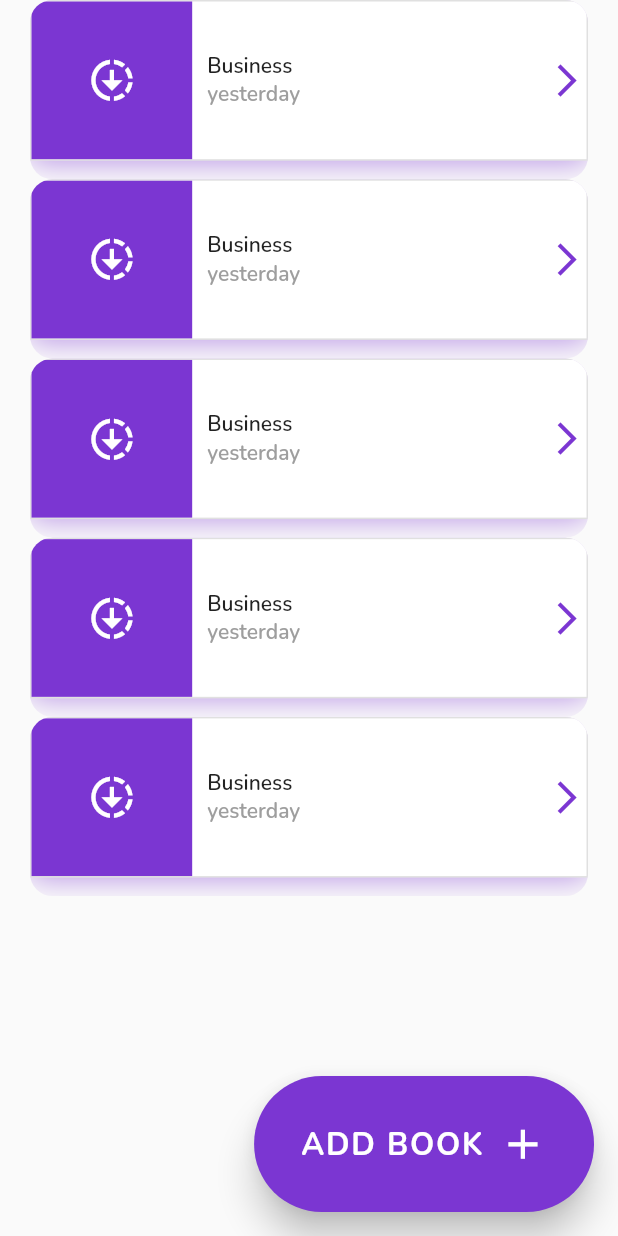
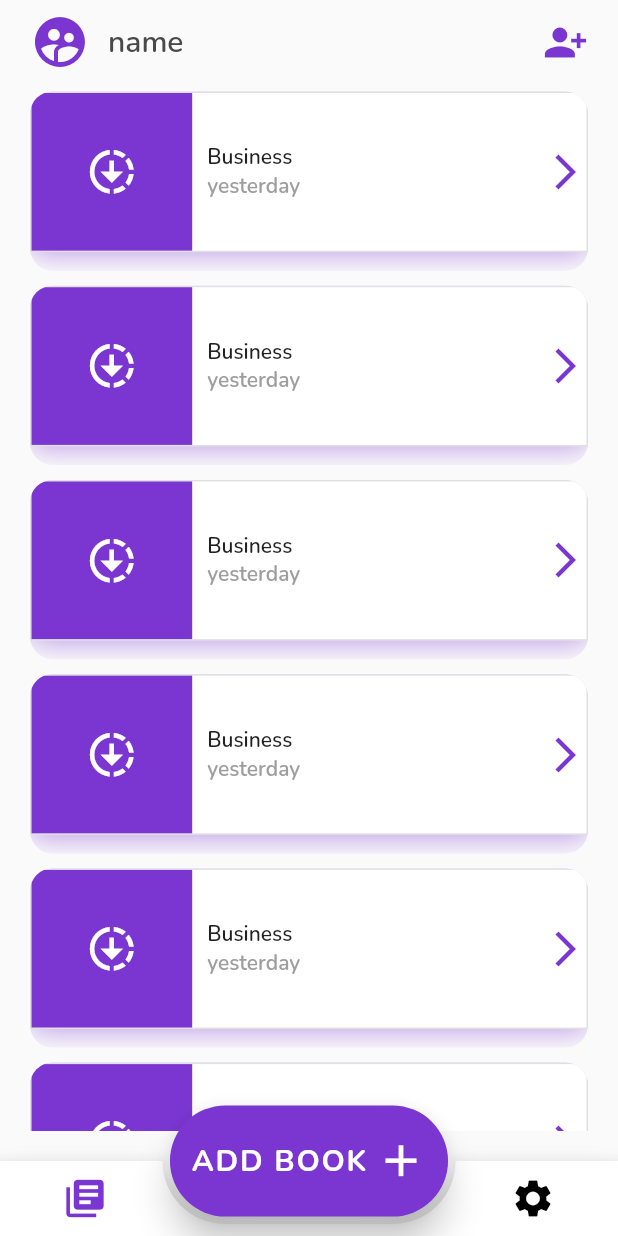
Before and after one commit to RayMasoumi/cash_book, a Flutter app: the HomeScreen screen opened by its route, on a phone screen of 412 x 824 dp. Run offline on Flutter 3.47's test engine with Material 2 defaults, Android fonts, the phone set to English and light mode, and no system bars; drawn by our look-alikes of animated_bottom_navigation_bar; our stand-ins replace get, get_storage, hive, hive_flutter, introduction_screen; accounts and stored records are empty.

Commit message:
home screen ui completed

```diff
--- a/lib/constants/sizes.dart
+++ b/lib/constants/sizes.dart
@@ -6,9 +6,9 @@ import 'colors.dart';
 // * heights and widths:
 final kWidth = Get.width; // * 411.42857142857144
 final kHeight = Get.height; // * 707.4285714285714
-final kFABHeight = kHeight * 0.11;
-final kFABWidth = kWidth * 0.55;
-final kIconButtonSize = kWidth * 0.08;
+final kFABHeight = kHeight * 0.09;
+final kFABWidth = kWidth * 0.45;
+final kIconButtonSize = kWidth * 0.085;
 final k30Width = kWidth * 0.07;
 final k3Width = kWidth * 0.007;
 final k10Width = kWidth * 0.024;
@@ -24,7 +24,7 @@ final kBorderRadius15 = BorderRadius.circular(15);
 
 // * styles:
 final kIconTextStyle = TextStyle(
-  fontSize: kWidth * 0.05,
+  fontSize: kWidth * 0.048,
   fontWeight: FontWeight.bold,
 );
 final kIntroTitleStyle = TextStyle(
--- a/lib/screens/home_screen.dart
+++ b/lib/screens/home_screen.dart
@@ -1,3 +1,4 @@
+import 'package:animated_bottom_navigation_bar/animated_bottom_navigation_bar.dart';
 import 'package:cash_book/constants/colors.dart';
 import 'package:cash_book/constants/sizes.dart';
 import 'package:cash_book/constants/strings.dart';
@@ -26,9 +27,51 @@ class HomeScreen extends StatelessWidget {
           );
         },
       ),
+      floatingActionButtonLocation: FloatingActionButtonLocation.centerDocked,
+      bottomNavigationBar: AnimatedBottomNavigationBar(
+        height: 50,
+        notchMargin: 5.0,
+        activeColor: kPrimaryColor,
+        icons: const [Icons.library_books, Icons.settings],
+        activeIndex: 0,
+        gapLocation: GapLocation.center,
+        notchSmoothness: NotchSmoothness.smoothEdge,
+        iconSize: 30,
+        gapWidth: kFABWidth,
+        onTap: (index) {},
+        //other params
+      ),
+      appBar: AppBar(
+        leading: const Padding(
+          padding: EdgeInsets.only(left: 20.0),
+          child: Icon(
+            Icons.supervised_user_circle,
+            color: kPrimaryColor,
+            size: 40.0,
+          ),
+        ),
+        backgroundColor: Colors.transparent,
+        elevation: 0.0,
+        title: const Text(
+          'name',
+          style: TextStyle(color: kMainSubtitle),
+        ),
+        actions: const [
+          Padding(
+            padding: EdgeInsets.only(right: 20.0),
+            child: Icon(
+              Icons.person_add_alt_1,
+              size: 30.0,
+              color: kPrimaryColor,
+            ),
+          ),
+        ],
+      ),
       body: SafeArea(
+        child: Padding(
+          padding: const EdgeInsets.only(bottom: 20.0),
           child: ListView.builder(
-          itemCount: 5,
+            itemCount: 8,
             itemBuilder: (context, index) {
               return LeftIconListTileWidget(
                 lastModified: 'yesterday',
@@ -36,6 +79,7 @@ class HomeScreen extends StatelessWidget {
                 onTap: () {},
               );
             },
+          ),
         ),
       ),
     );
--- a/lib/widgets/left_icon_list_tile_widget.dart
+++ b/lib/widgets/left_icon_list_tile_widget.dart
@@ -18,7 +18,7 @@ class LeftIconListTileWidget extends StatelessWidget {
   @override
   Widget build(BuildContext context) {
     return Padding(
-      padding: const EdgeInsets.symmetric(vertical: 0.0, horizontal: 20.0),
+      padding: const EdgeInsets.symmetric(vertical: 5.0, horizontal: 20.0),
       child: GestureDetector(
         onTap: onTap,
         child: ClipRRect(
--- a/lib/widgets/sized_floating_action_button_widget.dart
+++ b/lib/widgets/sized_floating_action_button_widget.dart
@@ -37,8 +37,8 @@ class SizedFABWidget extends StatelessWidget {
               buttonText,
               style: kIconTextStyle,
             ),
-            SizedBox(
-              width: k10Width,
+            const SizedBox(
+              width: 5.0,
             ),
             Icon(buttonIcon, size: kIconButtonSize),
           ],
--- a/pubspec.yaml
+++ b/pubspec.yaml
@@ -23,6 +23,7 @@ dependencies:
   hive: ^2.2.3
   introduction_screen: ^3.1.9
   get_storage: ^2.1.1
+  animated_bottom_navigation_bar: ^1.2.0
 
 
 dev_dependencies:
```
Also changed, not shown: pubspec.lock. Lines whose indentation alone changed are shown as unchanged.
